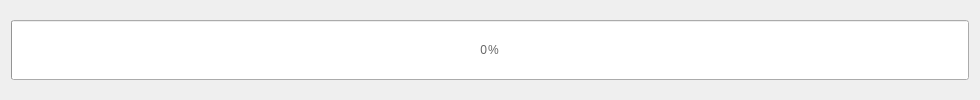
leithergit/SSCard_System, file SSCard_System/waitingprogress.ui: the form before one commit.
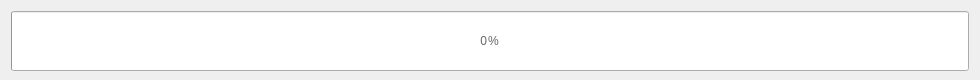
The form after the commit.

The edit to the form file:
```diff
--- a/SSCard_System/waitingprogress.ui
+++ b/SSCard_System/waitingprogress.ui
@@ -7,7 +7,7 @@
     <x>0</x>
     <y>0</y>
     <width>980</width>
-    <height>100</height>
+    <height>80</height>
    </rect>
   </property>
   <property name="minimumSize">
@@ -19,7 +19,7 @@
   <property name="maximumSize">
    <size>
     <width>980</width>
-    <height>100</height>
+    <height>160</height>
    </size>
   </property>
   <property name="windowTitle">
```
